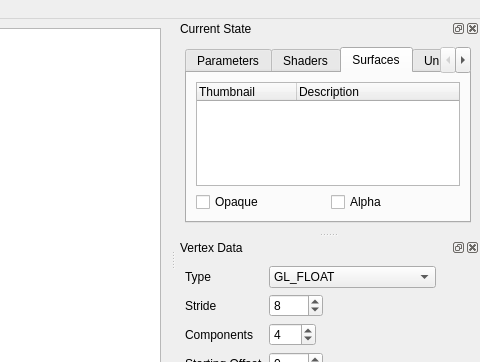
The window that gui/ui/mainwindow.ui (apitrace/apitrace) describes before a commit, drawn with Qt 5; both pictures show x 307 to 787 and y 0 to 362 of the 787 by 756 pixel window.
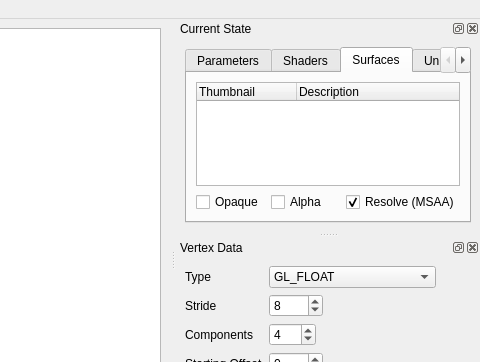
The same window after the commit. The open tabs and pages were chosen to show the change. Icons and pictures are not drawn.

Commit message: MSAA Texture Resolve / Unresolve surface feature with GUI checkbox

What changed in the file:
```diff
--- a/gui/ui/mainwindow.ui
+++ b/gui/ui/mainwindow.ui
@@ -215,7 +215,17 @@
            </property>
           </widget>
          </item>
-         <item row="0" column="0" colspan="2">
+         <item row="1" column="2">
+          <widget class="QCheckBox" name="surfacesResolveMSAA">
+           <property name="text">
+            <string>Resolve (MSAA)</string>
+           </property>
+           <property name="checked">
+            <bool>true</bool>
+           </property>
+          </widget>
+         </item>
+         <item row="0" column="0" colspan="3">
           <widget class="QTreeWidget" name="surfacesTreeWidget">
            <column>
             <property name="text">
```
Left out of the diff: 4 changed lines with no effect on the pictures. The commit also changes 8 other files.
